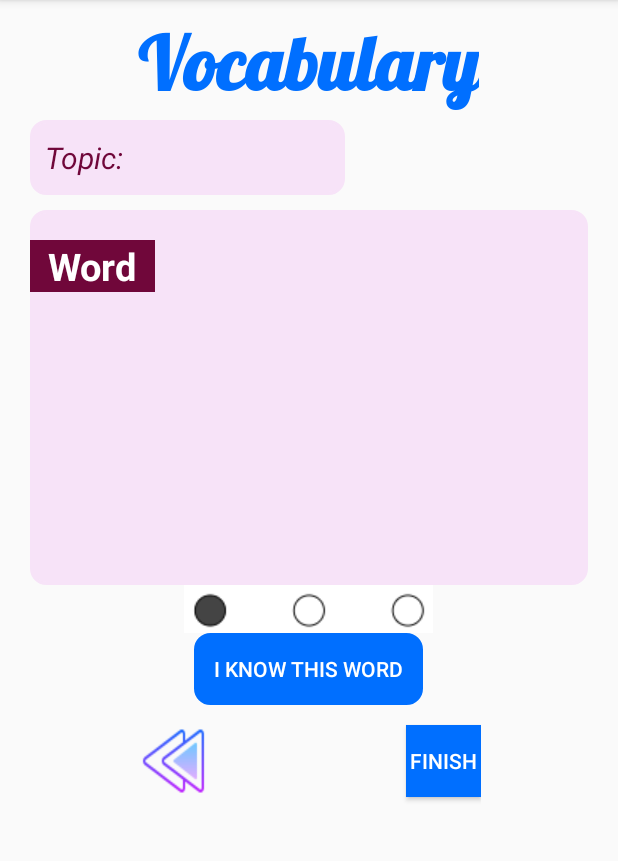
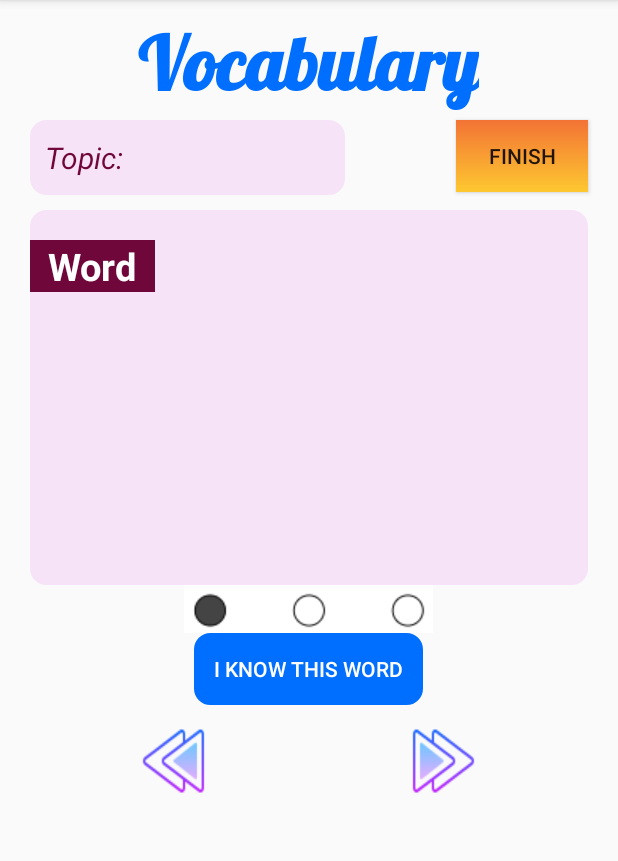
Before and after one commit to ndkhanh360/anna, an Android app: the DetailVocab screen opened directly, with no data from a screen before it, after a tap on "I KNOW THIS WORD", on a phone screen of 412 x 824 dp, the part 84-945 px from its top. Run offline under Robolectric (Android 15) with nearby library versions, the light colour scheme and no system bars; our stand-ins replace Firebase (no records; nobody signed in at launch, a user with empty details on screens opened directly); 6 statements that could not run were skipped.

Commit message:
fix some bugs in detail vocab activity

```diff
--- a/app/src/main/AndroidManifest.xml
+++ b/app/src/main/AndroidManifest.xml
@@ -30,7 +30,11 @@
         <activity android:name=".StartLearn" />
         <activity android:name=".Login" />
         <activity android:name=".DashboardActivity" />
-        <activity android:name=".FullscreenActivity" />
+        <activity android:name=".FullscreenActivity"
+            android:configChanges="orientation|keyboardHidden|screenSize"
+            android:label="@string/app_name"
+            android:theme="@style/FullscreenTheme">
+        </activity>
         <activity android:name=".ScoreBoardActivity" />
         <activity android:name=".MainActivity">
             <intent-filter>
--- a/app/src/main/java/com/example/anna/DetailVocab.java
+++ b/app/src/main/java/com/example/anna/DetailVocab.java
@@ -18,7 +18,7 @@ import java.util.ArrayList;
 
 public class DetailVocab extends AppCompatActivity {
     private TextView tv_save, tv_topic, tv_content;
-    private  Button btnNext;
+    private  Button btnNext, btnFinish;
     ImageView imageView;
 
     ArrayList<Vocabulary> arrVocab = new ArrayList<>();
@@ -54,6 +54,7 @@ public class DetailVocab extends AppCompatActivity {
         ln = findViewById(R.id.ln_word);
         imageView = findViewById(R.id.image);
         btnNext = findViewById(R.id.btn_next);
+        btnFinish = findViewById(R.id.vocab_btn_finish);
 
         intent = getIntent();
         pos_current = intent.getIntExtra(Topic_Vocab.Pos,0);
@@ -81,6 +82,11 @@ public class DetailVocab extends AppCompatActivity {
             }
         });
 
+    }
+
+    public void btn_onClick_VocabFinish(View view) {
+        Intent i = new Intent(DetailVocab.this, Topic_Vocab.class);
+        startActivity(i);
     }
 
     class MyGesture extends  GestureDetector.SimpleOnGestureListener
@@ -154,20 +160,23 @@ public class DetailVocab extends AppCompatActivity {
         if (pos_current > end) {
             pos_current = end;
 
-            btnNext.setText("Finish");
-            btnNext.setTextColor(Color.parseColor("#ffffff"));
-            btnNext.setBackgroundResource(R.drawable.border);
-            btnNext.setBackgroundColor(Color.parseColor("#006fff"));
-
-            btnNext.setOnClickListener(new View.OnClickListener() {
-                @Override
-                public void onClick(View v) {
-                    Intent i = new Intent(DetailVocab.this, Topic_Vocab.class);
-                    startActivity(i);
-                }
-            });
+            btnFinish.setVisibility(View.VISIBLE);
+//
+//            btnNext.setText("Finish");
+//            btnNext.setTextColor(Color.parseColor("#ffffff"));
+//            btnNext.setBackgroundResource(R.drawable.border);
+//            btnNext.setBackgroundColor(Color.parseColor("#006fff"));
+//
+//            btnNext.setOnClickListener(new View.OnClickListener() {
+//                @Override
+//                public void onClick(View v) {
+//                    Intent i = new Intent(DetailVocab.this, Topic_Vocab.class);
+//                    startActivity(i);
+//                }
+//            });
         }
         else {
+//            btnFinish.setVisibility(View.INVISIBLE);
             while (arrVocab.get(pos_current).getTopic().compareTo(topic) != 0 && pos_current <= end) {
                 pos_current++;
             }
@@ -195,20 +204,23 @@ public class DetailVocab extends AppCompatActivity {
 
         pos_current++;
         if (pos_current > end) {
+//            pos_current = end;
+//
+//            btnNext.setText("Finish");
+//            btnNext.setTextColor(Color.parseColor("#ffffff"));
+//            btnNext.setBackgroundResource(R.drawable.border);
+//            btnNext.setBackgroundColor(Color.parseColor("#006fff"));
+//
+//            btnNext.setOnClickListener(new View.OnClickListener() {
+//                @Override
+//                public void onClick(View v) {
+//                    Intent i = new Intent(DetailVocab.this, Topic_Vocab.class);
+//                    startActivity(i);
+//                }
+//            });
             pos_current = end;
 
-            btnNext.setText("Finish");
-            btnNext.setTextColor(Color.parseColor("#ffffff"));
-            btnNext.setBackgroundResource(R.drawable.border);
-            btnNext.setBackgroundColor(Color.parseColor("#006fff"));
-
-            btnNext.setOnClickListener(new View.OnClickListener() {
-                @Override
-                public void onClick(View v) {
-                    Intent i = new Intent(DetailVocab.this, Topic_Vocab.class);
-                    startActivity(i);
-                }
-            });
+            btnFinish.setVisibility(View.VISIBLE);
         }
         else {
             while (arrVocab.get(pos_current).getTopic().compareTo(topic) != 0 && pos_current <= end) {
--- /dev/null
+++ b/app/src/main/res/drawable/button_gradient_1.xml
@@ -0,0 +1,12 @@
+<?xml version="1.0" encoding="utf-8"?>
+<shape xmlns:android="http://schemas.android.com/apk/res/android">
+    <gradient
+        android:angle="90"
+        android:endColor="#F37335"
+        android:startColor="#FDC830"
+        android:type="linear"/>
+
+    <corners
+        android:radius="0dp"/>
+
+</shape>
--- a/app/src/main/res/layout/activity_detail_vocab.xml
+++ b/app/src/main/res/layout/activity_detail_vocab.xml
@@ -46,8 +46,19 @@
             android:textColor="@color/colorAccent"
             android:textSize="20sp"
             android:textStyle="bold" />
+
+
     </LinearLayout>
-
+    <Button
+        android:layout_width="wrap_content"
+        android:layout_height="wrap_content"
+        android:layout_below="@+id/tvName"
+        android:layout_alignRight="@id/ln_word"
+        android:background="@drawable/button_gradient_1"
+        android:onClick="btn_onClick_VocabFinish"
+        android:visibility="invisible"
+        android:id="@+id/vocab_btn_finish"
+        android:text="Finish"></Button>
 
     <LinearLayout
         android:id="@+id/ln_word"
--- a/app/src/main/res/layout/activity_register.xml
+++ b/app/src/main/res/layout/activity_register.xml
@@ -8,13 +8,14 @@
     android:paddingLeft="16dp"
     android:paddingRight="16dp"
     android:paddingTop="16dp"
-    tools:context=".Register">
+    tools:context="com.pav.anna.Register">
 
 
     <TextView
         android:id="@+id/textView"
         android:layout_width="match_parent"
         android:layout_height="wrap_content"
+        android:layout_alignLeft="@id/activity_register"
         android:gravity="center"
         android:text="User Sign Up"
         android:textColor="#000"
```
Also changed, not shown: app/src/main/java/com/example/anna/FullscreenActivity.java (+25 -13 lines), app/src/main/java/com/example/anna/Register.java (+13 -7 lines), app/src/main/res/layout/activity_fullscreen.xml (+10 -9 lines).
